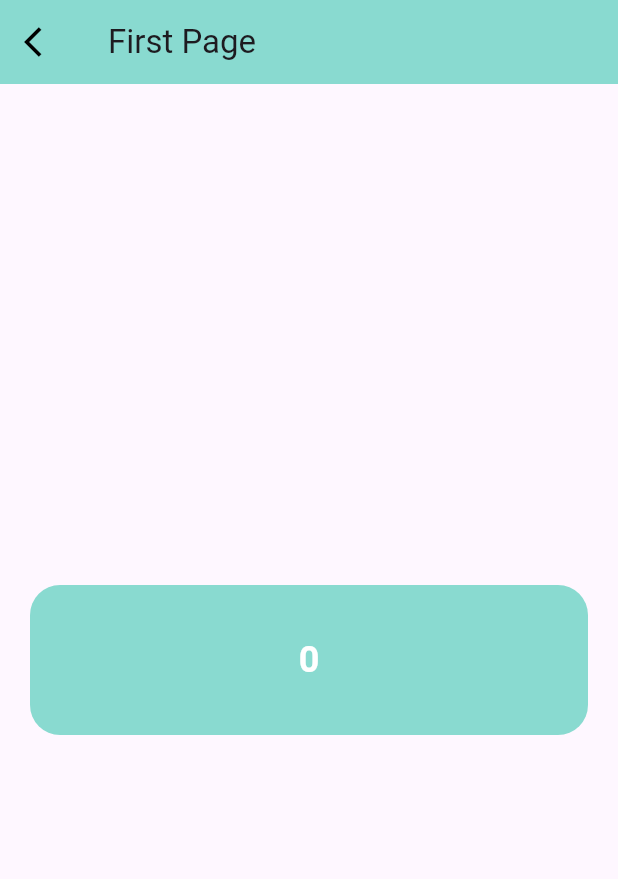
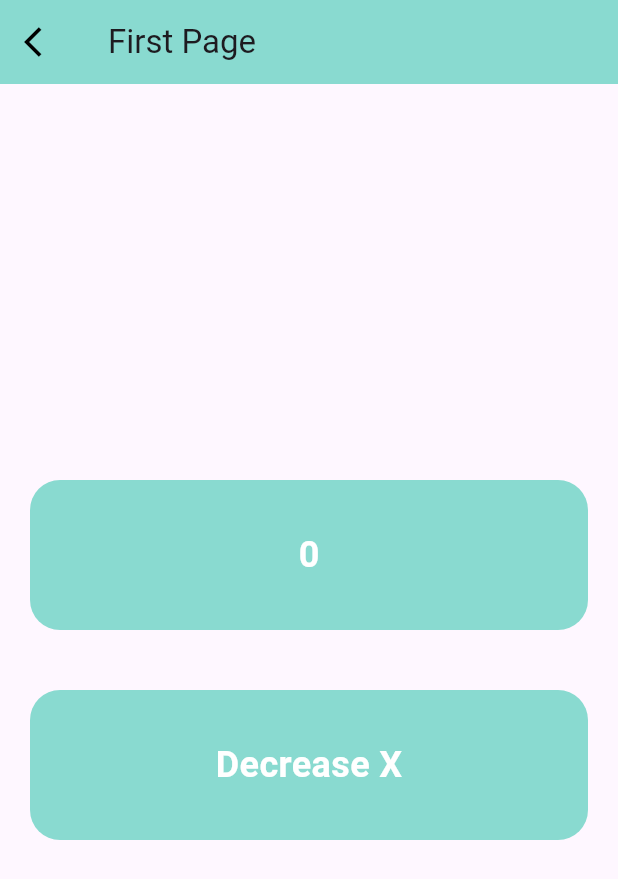
Before and after one commit to ArslanYousaf12/flutter-getx-for-students, a Flutter app: the screen it shows after launch, after a tap on "Go To first", on a phone screen of 412 x 824 dp. Shown: the top 879 px of the screen. Run offline on Flutter 3.47's test engine with Material 3 defaults, Android fonts, the light colour scheme and no system bars; our stand-ins replace get.

Commit message:
Add decreaseX method to TabControllerGet and update FirstPage for reactive UI

```diff
--- a/lib/controllers/tab_controller.dart
+++ b/lib/controllers/tab_controller.dart
@@ -20,4 +20,9 @@ class TabControllerGet extends GetxController {
     _x++;
     update(); // Notify listeners to update the UI
   }
+
+  void decreaseX() {
+    _x--;
+    update(); // Notify listeners to update the UI
+  }
 }
--- a/lib/first_page.dart
+++ b/lib/first_page.dart
@@ -9,6 +9,26 @@ class FirstPage extends StatelessWidget {
   @override
   Widget build(BuildContext context) {
     TabControllerGet controller = Get.find<TabControllerGet>();
+
+    // Using Get.find() to access the existing instance of TabControllerGet
+    // This allows us to use the same controller instance created in MyHomePage
+    // without needing to create a new one, ensuring consistent state management
+    // and avoiding unnecessary reinitialization of the controller.
+    // This is different from Flutter's built-in TabController, which is used for managing tabs in a TabBar.
+    // Here, we are using GetX's state management to handle the counter logic.
+    // The controller manages an internal counter (_x) and provides methods to increment and decrement it.
+    // The GetBuilder widget listens to changes in the TabControllerGet and rebuilds the UI
+    // whenever the update() method is called in the controller.
+    // This allows us to reactively update the UI based on the controller's state.
+    // The UI consists of a counter display and a button to decrease the counter value.
+    // The counter display shows the current value of _x from the controller,
+    // and the button allows the user to decrease this value when tapped.
+    // This approach allows for a clean separation of concerns,
+    // where the controller handles the logic and state management,
+    // while the UI focuses on displaying the data and responding to user interactions.
+    // The use of GetX's reactive programming model simplifies state management
+    // and makes it easy to build responsive UIs that update automatically
+    // when the underlying data changes.
     return Scaffold(
       appBar: AppBar(
         title: Text('First Page'),
@@ -26,7 +46,9 @@ class FirstPage extends StatelessWidget {
         child: Column(
           mainAxisAlignment: MainAxisAlignment.center,
           children: [
-            Container(
+            GetBuilder<TabControllerGet>(
+              builder: (controller) {
+                return Container(
                   margin: EdgeInsets.all(20),
                   width: double.maxFinite,
                   height: 100,
@@ -44,6 +66,33 @@ class FirstPage extends StatelessWidget {
                       ),
                     ),
                   ),
+                );
+              },
+            ),
+
+            GestureDetector(
+              onTap: () {
+                controller.decreaseX();
+              },
+              child: Container(
+                margin: EdgeInsets.all(20),
+                width: double.maxFinite,
+                height: 100,
+                decoration: BoxDecoration(
+                  color: Color(0xFF89dad0), // Green color
+                  borderRadius: BorderRadius.circular(20),
+                ),
+                child: Center(
+                  child: Text(
+                    "Decrease X",
+                    style: TextStyle(
+                      color: Colors.white,
+                      fontSize: 24,
+                      fontWeight: FontWeight.bold,
+                    ),
+                  ),
+                ),
+              ),
             ),
           ],
         ),
```
Lines whose indentation alone changed are shown as unchanged.
